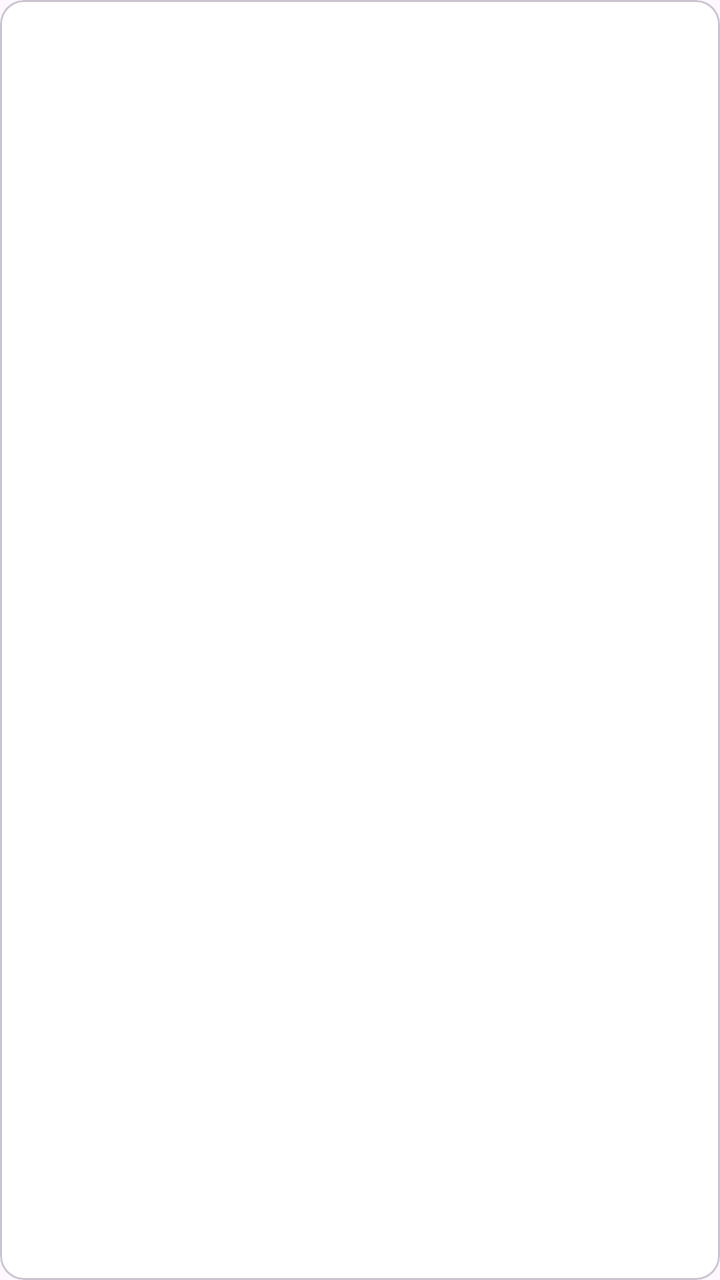
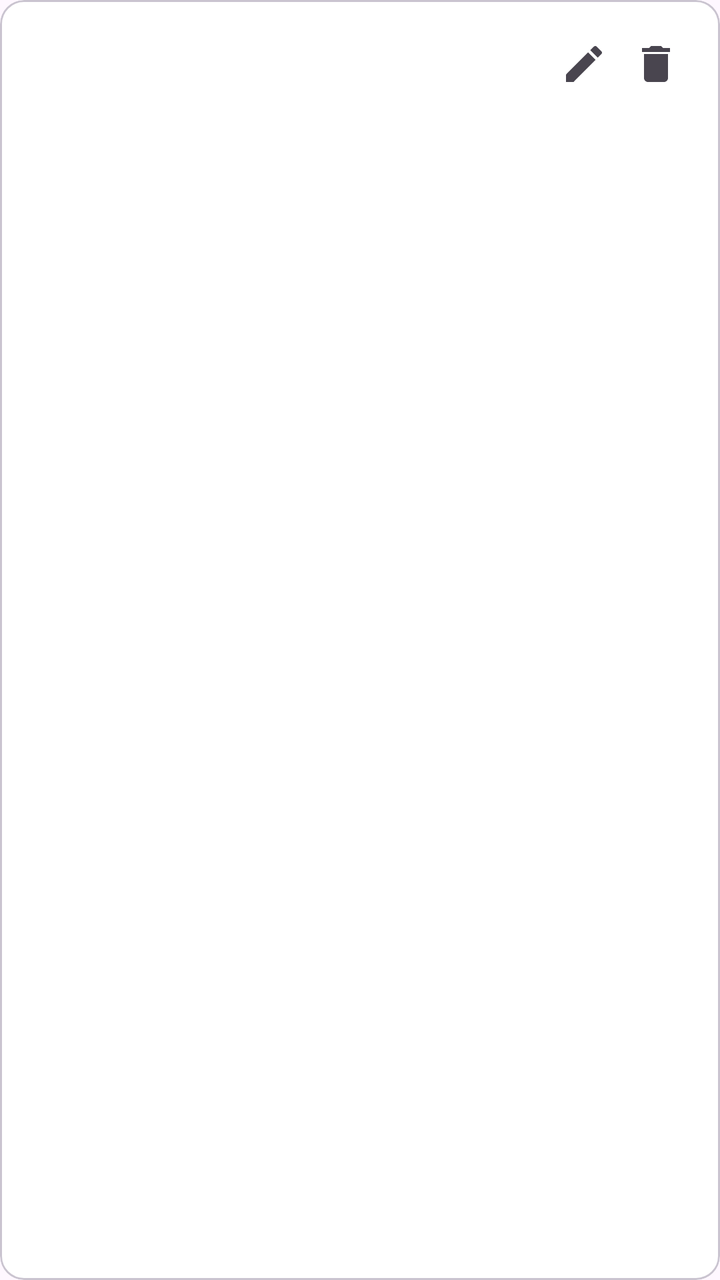

Screens rendered from an Android XML layout before and after an edit, with the pre-edit source and the edit as a unified diff.
<!-- AndroidManifest.xml: application theme Theme.MedTrack -->
<!-- res/layout/item_symptom_entry.xml -->
<?xml version="1.0" encoding="utf-8"?>
<com.google.android.material.card.MaterialCardView xmlns:android="http://schemas.android.com/apk/res/android"
    xmlns:app="http://schemas.android.com/apk/res-auto"
    android:layout_width="match_parent"
    android:layout_height="wrap_content"
    android:layout_marginBottom="10dp"
    app:cardCornerRadius="12dp"
    app:cardElevation="0dp"
    app:strokeColor="@color/outline_variant"
    app:strokeWidth="1dp">

    <LinearLayout
        android:layout_width="match_parent"
        android:layout_height="wrap_content"
        android:orientation="vertical"
        android:padding="14dp">

        <LinearLayout
            android:layout_width="match_parent"
            android:layout_height="wrap_content"
            android:orientation="horizontal">

            <TextView
                android:id="@+id/text_entry_date"
                android:layout_width="0dp"
                android:layout_height="wrap_content"
                android:layout_weight="1"
                android:textAppearance="?attr/textAppearanceLabelMedium"
                android:textColor="?attr/colorOnSurfaceVariant" />

            <TextView
                android:id="@+id/text_entry_severity"
                android:layout_width="wrap_content"
                android:layout_height="wrap_content"
                android:textAppearance="?attr/textAppearanceLabelMedium"
                android:textColor="?attr/colorPrimary"
                android:textStyle="bold" />
        </LinearLayout>

        <com.google.android.material.chip.ChipGroup
            android:id="@+id/chip_group_symptoms"
            android:layout_width="match_parent"
            android:layout_height="wrap_content"
            android:layout_marginTop="6dp" />

        <TextView
            android:id="@+id/text_entry_notes"
            android:layout_width="match_parent"
            android:layout_height="wrap_content"
            android:layout_marginTop="4dp"
            android:textAppearance="?attr/textAppearanceBodySmall"
            android:textColor="?attr/colorOnSurfaceVariant"
            android:visibility="gone" />
    </LinearLayout>
</com.google.android.material.card.MaterialCardView>
<!-- resources referenced by this layout -->
<resources>
  <color name="outline_variant">#CAC4D0</color>
  <style name="Theme.MedTrack" parent="Base.Theme.MedTrack" />
  <style name="Base.Theme.MedTrack" parent="Theme.Material3.DayNight.NoActionBar">
          <item name="colorPrimary">@color/md_primary</item>
          <item name="colorOnPrimary">@color/md_on_primary</item>
          <item name="colorPrimaryContainer">@color/md_primary_container</item>
          <item name="colorOnPrimaryContainer">@color/md_on_primary_container</item>
          <item name="colorSurface">@color/md_surface</item>
          <item name="colorOnSurface">@color/md_on_surface</item>
          <item name="colorSurfaceVariant">@color/md_surface_variant</item>
          <item name="colorOnSurfaceVariant">@color/md_on_surface_variant</item>
          <item name="android:statusBarColor">@android:color/transparent</item>
          <item name="android:navigationBarColor">@android:color/transparent</item>
          <item name="android:windowLightStatusBar" tools:targetApi="m">true</item>
      </style>
  <color name="md_primary">#5D3FD3</color>
  <color name="md_on_primary">#FFFFFFFF</color>
  <color name="md_primary_container">#EDE9FE</color>
  <color name="md_on_primary_container">#2E1065</color>
  <color name="md_surface">#FFFFFF</color>
  <color name="md_on_surface">#191C1C</color>
  <color name="md_surface_variant">#E7E0EC</color>
  <color name="md_on_surface_variant">#49454F</color>
</resources>

<!-- the commit's change to res/layout/item_symptom_entry.xml (unified diff, before → after) -->
@@ -18,6 +18,7 @@
         <LinearLayout
             android:layout_width="match_parent"
             android:layout_height="wrap_content"
+            android:gravity="center_vertical"
             android:orientation="horizontal">
 
             <TextView
@@ -35,6 +36,27 @@
                 android:textAppearance="?attr/textAppearanceLabelMedium"
                 android:textColor="?attr/colorPrimary"
                 android:textStyle="bold" />
+
+            <ImageButton
+                android:id="@+id/btn_edit_entry"
+                android:layout_width="36dp"
+                android:layout_height="36dp"
+                android:layout_marginStart="4dp"
+                android:background="?attr/selectableItemBackgroundBorderless"
+                android:contentDescription="@string/cd_edit_entry"
+                android:padding="8dp"
+                android:src="@drawable/ic_edit_24"
+                app:tint="?attr/colorOnSurfaceVariant" />
+
+            <ImageButton
+                android:id="@+id/btn_delete_entry"
+                android:layout_width="36dp"
+                android:layout_height="36dp"
+                android:background="?attr/selectableItemBackgroundBorderless"
+                android:contentDescription="@string/cd_delete_entry"
+                android:padding="8dp"
+                android:src="@drawable/ic_delete_24"
+                app:tint="?attr/colorOnSurfaceVariant" />
         </LinearLayout>
 
         <com.google.android.material.chip.ChipGroup
<!-- resource entries referenced after the edit -->
@@ -1,6 +1,30 @@
 <!-- resources referenced by this layout -->
 <resources>
   <color name="outline_variant">#CAC4D0</color>
+  <!-- drawable ic_delete_24 (drawable) -->
+  <?xml version="1.0" encoding="utf-8"?>
+  <vector xmlns:android="http://schemas.android.com/apk/res/android"
+      android:width="24dp"
+      android:height="24dp"
+      android:viewportWidth="24"
+      android:viewportHeight="24">
+      <path
+          android:fillColor="#D32F2F"
+          android:pathData="M6,19c0,1.1 0.9,2 2,2h8c1.1,0 2,-0.9 2,-2V7H6v12zM19,4h-3.5l-1,-1h-5l-1,1H5v2h14V4z" />
+  </vector>
+  <!-- drawable ic_edit_24 (drawable) -->
+  <?xml version="1.0" encoding="utf-8"?>
+  <vector xmlns:android="http://schemas.android.com/apk/res/android"
+      android:width="24dp"
+      android:height="24dp"
+      android:viewportWidth="24"
+      android:viewportHeight="24">
+      <path
+          android:fillColor="#FF000000"
+          android:pathData="M3,17.25V21h3.75L17.81,9.94l-3.75,-3.75L3,17.25zM20.71,7.04c0.39,-0.39 0.39,-1.02 0,-1.41l-2.34,-2.34c-0.39,-0.39 -1.02,-0.39 -1.41,0l-1.83,1.83 3.75,3.75 1.83,-1.83z" />
+  </vector>
+  <string name="cd_delete_entry">Delete entry</string>
+  <string name="cd_edit_entry">Edit entry</string>
   <style name="Theme.MedTrack" parent="Base.Theme.MedTrack" />
   <style name="Base.Theme.MedTrack" parent="Theme.Material3.DayNight.NoActionBar">
           <item name="colorPrimary">@color/md_primary</item>
